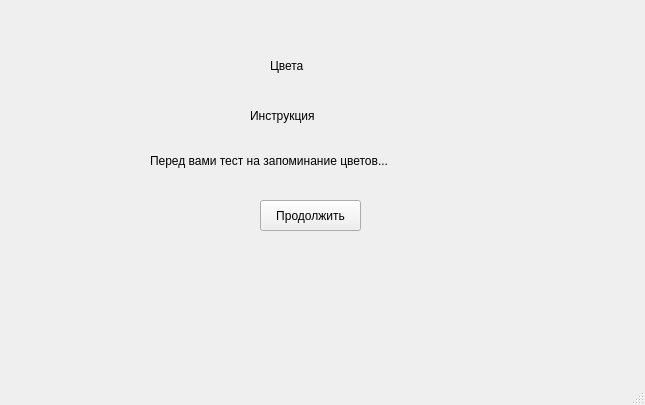
aizXc901/FocusTest, file templates/colours_instruct_win.ui: the form before one commit.
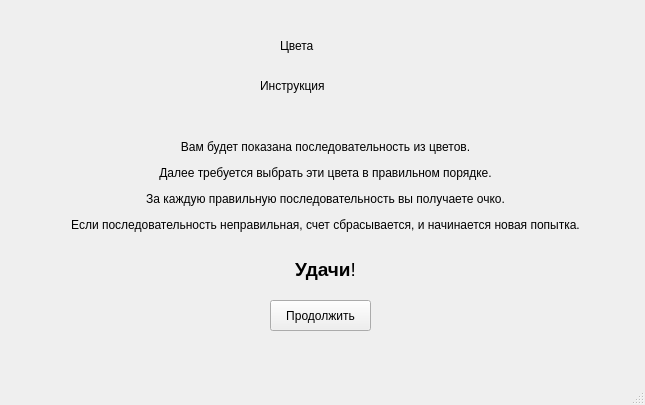
The form after the commit.

Patch:
```diff
--- a/templates/colours_instruct_win.ui
+++ b/templates/colours_instruct_win.ui
@@ -14,59 +14,27 @@
    <string>MainWindow</string>
   </property>
   <widget class="QWidget" name="centralwidget">
-   <widget class="QLabel" name="label">
-    <property name="geometry">
-     <rect>
-      <x>270</x>
-      <y>40</y>
-      <width>81</width>
-      <height>51</height>
-     </rect>
-    </property>
-    <property name="styleSheet">
-     <string notr="true">font: 20pt &quot;MS Shell Dlg 2&quot;;</string>
-    </property>
-    <property name="text">
-     <string>Цвета</string>
-    </property>
-   </widget>
    <widget class="QLabel" name="label_2">
     <property name="geometry">
      <rect>
-      <x>150</x>
-      <y>120</y>
-      <width>341</width>
-      <height>81</height>
+      <x>-30</x>
+      <y>110</y>
+      <width>711</width>
+      <height>201</height>
      </rect>
     </property>
     <property name="styleSheet">
      <string notr="true">font: 13pt &quot;MS Shell Dlg 2&quot;;</string>
     </property>
     <property name="text">
-     <string>Перед вами тест на запоминание цветов... </string>
-    </property>
-   </widget>
-   <widget class="QLabel" name="label_3">
-    <property name="geometry">
-     <rect>
-      <x>250</x>
-      <y>100</y>
-      <width>121</width>
-      <height>31</height>
-     </rect>
-    </property>
-    <property name="styleSheet">
-     <string notr="true">font: 16pt &quot;MS Shell Dlg 2&quot;;</string>
-    </property>
-    <property name="text">
-     <string>Инструкция</string>
+     <string>&lt;html&gt;&lt;head/&gt;&lt;body&gt;&lt;p align=&quot;center&quot;&gt;Вам будет показана последовательность из цветов.&lt;/p&gt;&lt;p align=&quot;center&quot;&gt;Далее требуется выбрать эти цвета в правильном порядке.&lt;/p&gt;&lt;p align=&quot;center&quot;&gt;За каждую правильную последовательность вы получаете очко.&lt;/p&gt;&lt;p align=&quot;center&quot;&gt;Если последовательность неправильная, счет сбрасывается, и начинается новая попытка.&lt;br/&gt;&lt;/p&gt;&lt;p align=&quot;center&quot;&gt;&lt;span style=&quot; font-size:14pt; font-weight:600;&quot;&gt;Удачи&lt;/span&gt;&lt;span style=&quot; font-size:14pt;&quot;&gt;!&lt;/span&gt;&lt;/p&gt;&lt;/body&gt;&lt;/html&gt;</string>
     </property>
    </widget>
    <widget class="QPushButton" name="continue_coloursButton">
     <property name="geometry">
      <rect>
-      <x>260</x>
-      <y>200</y>
+      <x>270</x>
+      <y>300</y>
       <width>101</width>
       <height>31</height>
      </rect>
@@ -78,6 +46,38 @@
      <string>Продолжить</string>
     </property>
    </widget>
+   <widget class="QLabel" name="label_3">
+    <property name="geometry">
+     <rect>
+      <x>260</x>
+      <y>70</y>
+      <width>121</width>
+      <height>31</height>
+     </rect>
+    </property>
+    <property name="styleSheet">
+     <string notr="true">font: 16pt &quot;MS Shell Dlg 2&quot;;</string>
+    </property>
+    <property name="text">
+     <string>Инструкция</string>
+    </property>
+   </widget>
+   <widget class="QLabel" name="label">
+    <property name="geometry">
+     <rect>
+      <x>280</x>
+      <y>20</y>
+      <width>81</width>
+      <height>51</height>
+     </rect>
+    </property>
+    <property name="styleSheet">
+     <string notr="true">font: 20pt &quot;MS Shell Dlg 2&quot;;</string>
+    </property>
+    <property name="text">
+     <string>Цвета</string>
+    </property>
+   </widget>
   </widget>
   <widget class="QStatusBar" name="statusbar"/>
  </widget>
```
Left out of the diff: 4 changed lines with no effect on the pictures.
